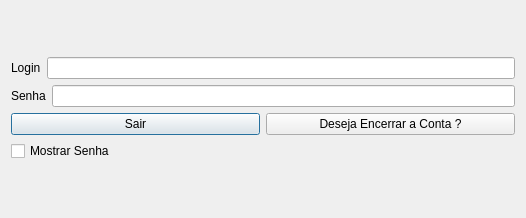
First picture: the form in Projeto/encerrarconta.ui, repository YagoConstantino/SistemaBancario, before the edit.
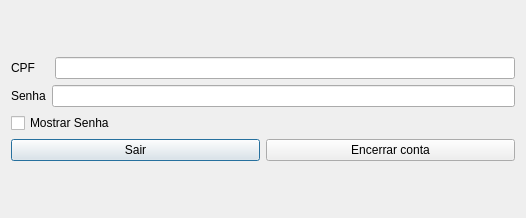
Second picture: the form after the edit.

Commit message: Mudança de nomes de labels

```diff
--- a/Projeto/encerrarconta.ui
+++ b/Projeto/encerrarconta.ui
@@ -25,7 +25,7 @@
            <item>
             <widget class="QLabel" name="labelLogin">
              <property name="text">
-              <string>Login</string>
+              <string>CPF    </string>
              </property>
             </widget>
            </item>
@@ -54,6 +54,13 @@
          </item>
         </layout>
        </item>
+       <item>
+        <widget class="QCheckBox" name="MostrarSenha">
+         <property name="text">
+          <string>Mostrar Senha</string>
+         </property>
+        </widget>
+       </item>
        <item>
         <layout class="QHBoxLayout" name="horizontalLayout">
          <item>
@@ -66,7 +73,7 @@
          <item>
           <widget class="QPushButton" name="EncerrarButton">
            <property name="text">
-            <string>Deseja Encerrar a Conta ?</string>
+            <string>Encerrar conta</string>
            </property>
           </widget>
          </item>
@@ -74,13 +81,6 @@
        </item>
       </layout>
      </item>
-     <item>
-      <widget class="QCheckBox" name="MostrarSenha">
-       <property name="text">
-        <string>Mostrar Senha</string>
-       </property>
-      </widget>
-     </item>
     </layout>
    </item>
   </layout>
```
The commit also changes 2 other files.
